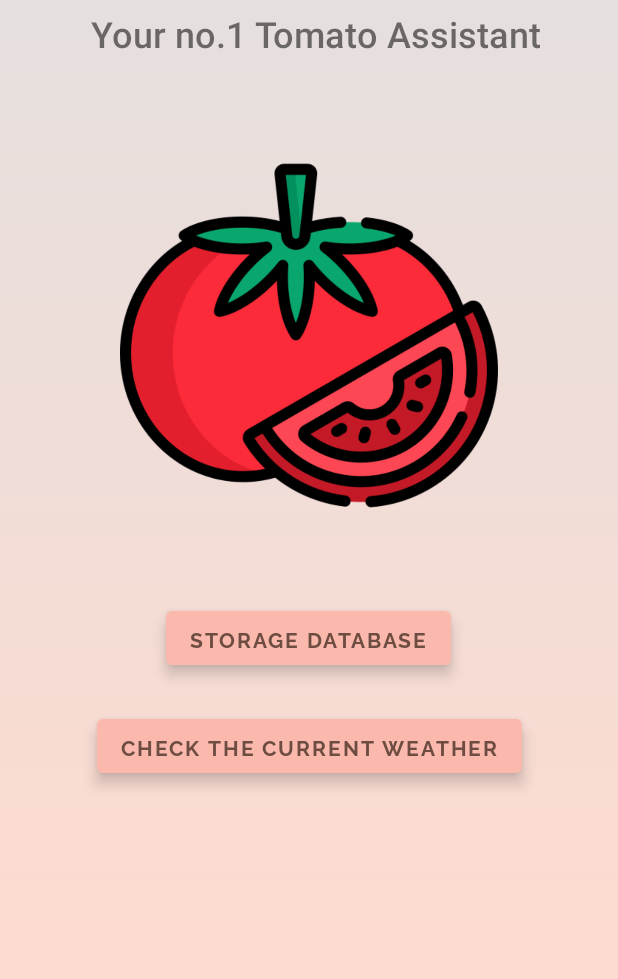
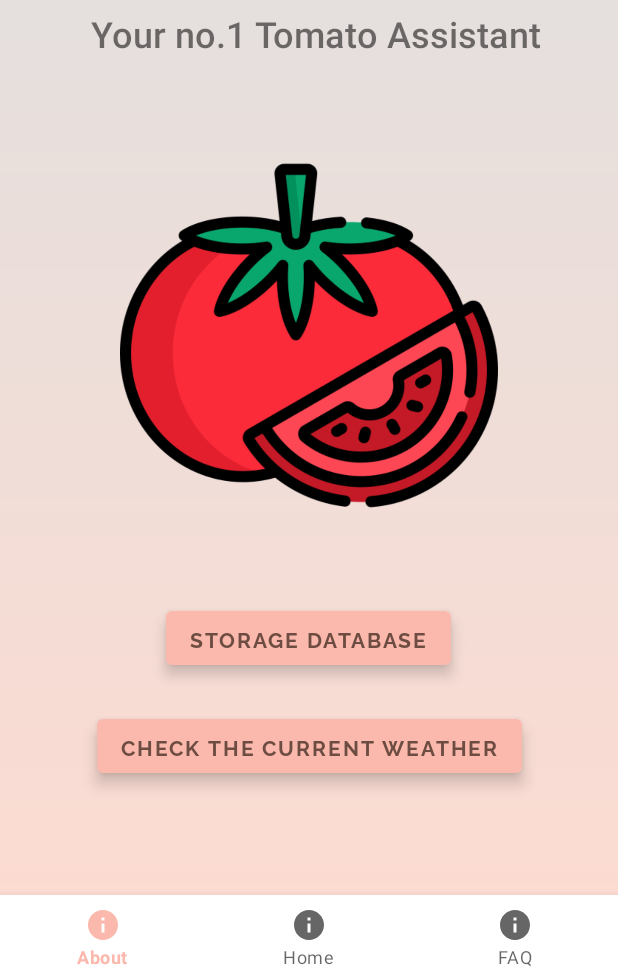
Before and after one commit to chewipie01/Kamatechs, an Android app: the Home screen opened through its navigation route, on a phone screen of 412 x 824 dp, the part 257-1236 px from its top. Run offline under Robolectric (Android 15) with nearby library versions, the phone set to English and light mode, and no system bars; our stand-ins replace Room's generated code, data binding, navigation-ui.

Commit message:
Bottom Navigation AAAAAAAAAA

```diff
--- a/app/src/main/java/com/example/kamatechs/api/Weather.kt
+++ b/app/src/main/java/com/example/kamatechs/api/Weather.kt
@@ -10,22 +10,23 @@ import retrofit2.Callback
 import retrofit2.Response
 import retrofit2.Retrofit
 import retrofit2.converter.gson.GsonConverterFactory
-import java.util.*
 
 class Weather: AppCompatActivity() {
     private var weatherData: TextView? = null
+
     override fun onCreate(savedInstanceState: Bundle?) {
         super.onCreate(savedInstanceState)
         setContentView(R.layout.activity_weather)
 
 
         weatherData = findViewById(R.id.textView)
-        findViewById<View> (R.id.data_button).setOnClickListener {
+        findViewById<View>(R.id.data_button).setOnClickListener {
             getCurrentData()
         }
         val actionbar = supportActionBar
         actionbar!!.title = "Weather"
         actionbar.setDisplayHomeAsUpEnabled(true)
+
     }
 
     private fun getCurrentData() {
@@ -80,6 +81,7 @@ class Weather: AppCompatActivity() {
         var lon = "120.72863"
     }
 
+
     override fun onSupportNavigateUp(): Boolean {
         onBackPressed()
         return true
--- a/app/src/main/java/com/example/kamatechs/fragments/add/AddFragment.kt
+++ b/app/src/main/java/com/example/kamatechs/fragments/add/AddFragment.kt
@@ -72,4 +72,5 @@ class AddFragment: Fragment() {
         _binding = null // <- whenever we destroy our fragment, _binding is set to null. Hence it will avoid memory leaks.
     }
 
+
 }
--- a/app/src/main/java/com/example/kamatechs/fragments/list/ListFragment.kt
+++ b/app/src/main/java/com/example/kamatechs/fragments/list/ListFragment.kt
@@ -3,7 +3,6 @@ package com.example.kamatechs.fragments.list
 import android.app.AlertDialog
 import android.os.Bundle
 import android.view.*
-import android.widget.Toast
 import androidx.appcompat.app.AppCompatActivity
 import androidx.fragment.app.Fragment
 import androidx.lifecycle.Observer
--- /dev/null
+++ b/app/src/main/res/drawable/ic_logout.xml
@@ -0,0 +1,12 @@
+<?xml version="1.0" encoding="utf-8"?>
+<vector xmlns:android="http://schemas.android.com/apk/res/android"
+    android:width="24dp"
+    android:height="24dp"
+    android:viewportWidth="24"
+    android:viewportHeight="24"
+    android:tint="?attr/colorControlNormal"
+    android:autoMirrored="true">
+    <path
+        android:fillColor="@android:color/white"
+        android:pathData="M17,7l-1.41,1.41L18.17,11H8v2h10.17l-2.58,2.58L17,17l5,-5zM4,5h8V3H4c-1.1,0 -2,0.9 -2,2v14c0,1.1 0.9,2 2,2h8v-2H4V5z"/>
+</vector>
--- a/app/src/main/res/layout/activity_main.xml
+++ b/app/src/main/res/layout/activity_main.xml
@@ -6,8 +6,7 @@
     <androidx.drawerlayout.widget.DrawerLayout
         android:id ="@+id/drawerLayout"
         android:layout_width="match_parent"
-        android:layout_height="match_parent"
-        >
+        android:layout_height="match_parent">
 
         <LinearLayout
             android:layout_width="match_parent"
@@ -19,10 +18,9 @@
                 android:name="androidx.navigation.fragment.NavHostFragment"
                 android:layout_width="match_parent"
                 android:layout_height="match_parent"
+                app:defaultNavHost="true"
                 app:navGraph="@navigation/navigation"
-                app:defaultNavHost="true"
-                tools:layout="@layout/fragment_login"
-                />
+                tools:layout="@layout/fragment_login" />
 
         </LinearLayout>
 
--- a/app/src/main/res/layout/fragment_home.xml
+++ b/app/src/main/res/layout/fragment_home.xml
@@ -1,12 +1,20 @@
 <?xml version="1.0" encoding="utf-8"?>
-<layout xmlns:android="http://schemas.android.com/apk/res/android"
+<layout
+    xmlns:android="http://schemas.android.com/apk/res/android"
     xmlns:tools="http://schemas.android.com/tools"
     xmlns:app="http://schemas.android.com/apk/res-auto"
     tools:context=".Home">
 
+    <RelativeLayout
+        android:layout_width="match_parent"
+        android:layout_height="match_parent">
+
+        <FrameLayout
+            android:layout_width="match_parent"
+            android:layout_height="match_parent"
+            android:id="@+id/homelayout">
         <androidx.constraintlayout.widget.ConstraintLayout
             android:background="@drawable/gradient_bg"
-        android:id="@+id/homeConstraint"
             android:layout_width="match_parent"
             android:layout_height="match_parent">
 
@@ -82,6 +90,19 @@
                 app:layout_constraintEnd_toEndOf="parent"
                 app:layout_constraintStart_toStartOf="parent"
                 app:layout_constraintTop_toBottomOf="@+id/btnLogin" />
+
         </androidx.constraintlayout.widget.ConstraintLayout>
+        </FrameLayout>
+
+        <com.google.android.material.bottomnavigation.BottomNavigationView
+            android:id="@+id/bottomNavigation"
+            android:layout_width="match_parent"
+            android:layout_height="wrap_content"
+            android:layout_alignParentBottom="true"
+            android:keepScreenOn="false"
+            app:layout_constraintBottom_toBottomOf="parent"
+            app:menu="@menu/bottom_nav" />
+
+    </RelativeLayout>
 
 </layout>
--- a/app/src/main/res/menu/bottom_nav.xml
+++ b/app/src/main/res/menu/bottom_nav.xml
@@ -7,6 +7,10 @@
         android:icon="@drawable/ic_baseline_info_24"
         android:title="About" />
     <item
+        android:id="@+id/home2"
+        android:icon="@drawable/ic_baseline_info_24"
+        android:title="Home" />
+    <item
         android:id="@+id/FAQ"
         android:icon="@drawable/ic_baseline_info_24"
         android:title="FAQ" />
--- a/app/src/main/res/menu/navdrawer_menu.xml
+++ b/app/src/main/res/menu/navdrawer_menu.xml
@@ -27,6 +27,7 @@
     <item
         android:id="@+id/login"
         android:title="Logout"
+        android:icon="@drawable/ic_logout"
         />
 
 
```
Also changed, not shown: app/src/main/java/com/example/kamatechs/Home.kt (+27 -1 lines), app/src/main/java/com/example/kamatechs/MainActivity.kt (+1 -8 lines), app/src/main/java/com/example/kamatechs/login/Login.kt (+2 -7 lines), app/src/main/res/layout/activity_weather.xml (+12 -4 lines), app/src/main/res/layout/fragment_list.xml (+8 -6 lines). Lines whose indentation alone changed are shown as unchanged.
